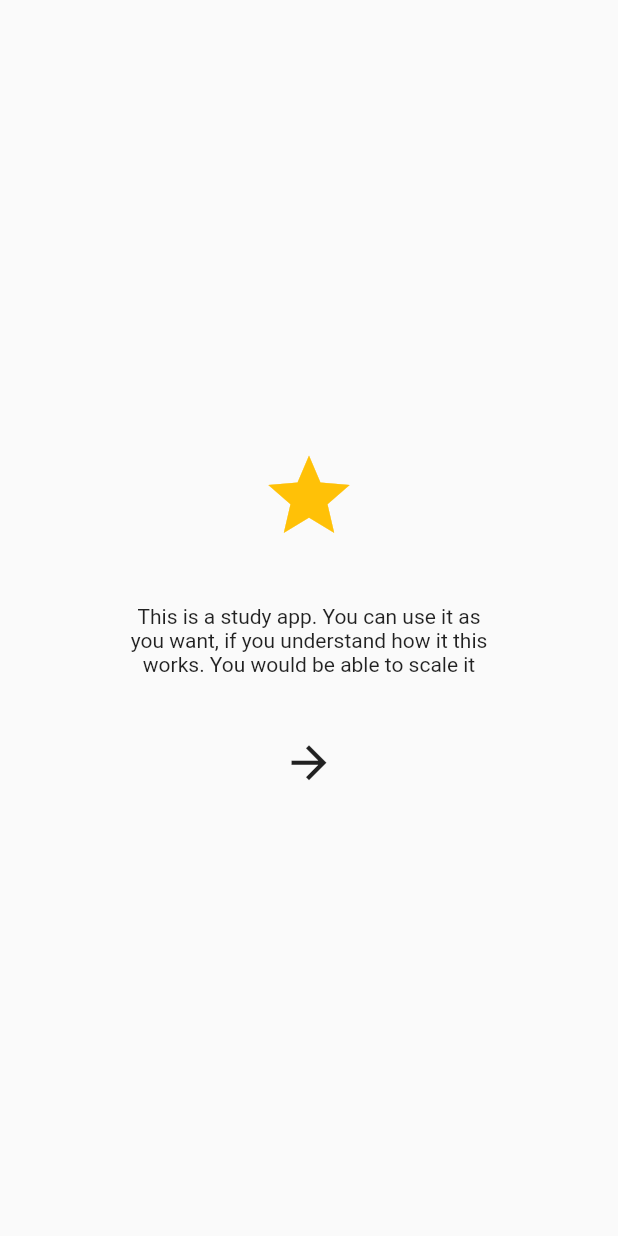
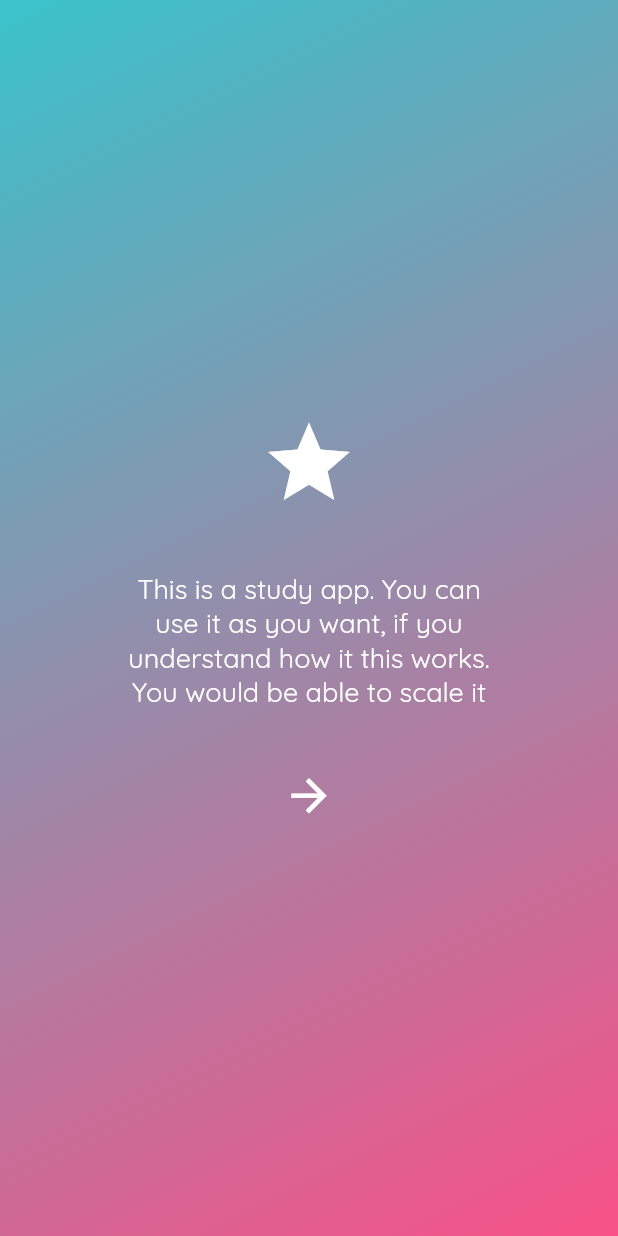
Before and after one commit to solivervmazo/flutter_study_app, a Flutter app: the screen it shows after launch, on a phone screen of 412 x 824 dp. Run offline on Flutter 3.47's test engine with Material 2 defaults, Android fonts, the phone set to English and light mode, and no system bars; our stand-ins replace cloud_firestore, firebase_core, firebase_storage, get, google_fonts; accounts and stored records are empty; generated files the repository leaves out were written again; project files that could hold a hidden picture were left out.

```diff
--- a/lib/bindings/initial_bindings.dart
+++ b/lib/bindings/initial_bindings.dart
@@ -1,9 +1,11 @@
 import 'package:flutter_study_app/controllers/auth_controller.dart';
+import 'package:flutter_study_app/controllers/theme_controller.dart';
 import 'package:get/get.dart';
 
 class InitialBindings implements Bindings {
   @override
   void dependencies() {
+    Get.put(ThemeController());
     Get.put(AuthController(), permanent: true);
   }
 }
--- /dev/null
+++ b/lib/config/themes/app_colors.dart
@@ -0,0 +1,30 @@
+import 'package:flutter/material.dart';
+import 'package:flutter_study_app/config/themes/app_light_theme.dart';
+import 'package:flutter_study_app/config/themes/app_dark_theme.dart';
+import 'package:flutter_study_app/config/themes/ui_parameters.dart';
+
+const Color onSurfaceTextColor = Colors.white;
+
+const mainGradientLight = LinearGradient(
+  begin: Alignment.topLeft,
+  end: Alignment.bottomRight,
+  colors: [
+    primaryLightColorLight,
+    primaryColorLight,
+  ],
+);
+
+const mainGradientDark = LinearGradient(
+  begin: Alignment.topLeft,
+  end: Alignment.bottomRight,
+  colors: [
+    primaryDarkColorDark,
+    primaryColorDark,
+  ],
+);
+
+LinearGradient mainGradient(BuildContext context) {
+  return UiParameters.isDarkMode(context)
+      ? mainGradientDark
+      : mainGradientLight;
+}
--- /dev/null
+++ b/lib/config/themes/app_dark_theme.dart
@@ -0,0 +1,20 @@
+import 'package:flutter/material.dart';
+import 'package:flutter_study_app/config/themes/sub_theme_data_mixin.dart';
+
+const Color primaryDarkColorDark = Color(0xFF2e3c62);
+const Color primaryColorDark = Color(0xFF99ace1);
+
+const Color primaryTextColor = Color.fromARGB(255, 40, 40, 40);
+
+class AppDarkTheme with SubThemeDataMixin {
+  ThemeData buildDarkTheme() {
+    final ThemeData themeData = ThemeData.dark();
+    return themeData.copyWith(
+      iconTheme: getIconTheme(),
+      textTheme: getTextTheme().apply(
+        bodyColor: primaryTextColor,
+        displayColor: primaryTextColor,
+      ),
+    );
+  }
+}
--- /dev/null
+++ b/lib/config/themes/app_light_theme.dart
@@ -0,0 +1,20 @@
+import 'package:flutter/animation.dart';
+import 'package:flutter/material.dart';
+import 'package:flutter_study_app/config/themes/sub_theme_data_mixin.dart';
+
+const Color primaryLightColorLight = Color(0xFF3ac3cb);
+const Color primaryColorLight = Color(0xFFF85187);
+const Color primaryTextColor = Color.fromARGB(255, 40, 40, 40);
+
+class AppLightTheme with SubThemeDataMixin {
+  ThemeData buildLightTheme() {
+    final ThemeData themeData = ThemeData.light();
+    return themeData.copyWith(
+      iconTheme: getIconTheme(),
+      textTheme: getTextTheme().apply(
+        bodyColor: primaryTextColor,
+        displayColor: primaryTextColor,
+      ),
+    );
+  }
+}
--- /dev/null
+++ b/lib/controllers/theme_controller.dart
@@ -0,0 +1,23 @@
+import 'package:flutter/material.dart';
+import 'package:flutter_study_app/config/themes/app_dark_theme.dart';
+import 'package:flutter_study_app/config/themes/app_light_theme.dart';
+import 'package:get/get.dart';
+
+class ThemeController extends GetxController {
+  late ThemeData _darkTheme;
+  late ThemeData _lightTheme;
+
+  @override
+  void onInit() {
+    initializeThemeData();
+    super.onInit();
+  }
+
+  initializeThemeData() {
+    _darkTheme = AppDarkTheme().buildDarkTheme();
+    _lightTheme = AppLightTheme().buildLightTheme();
+  }
+
+  ThemeData get darkTheme => _darkTheme;
+  ThemeData get lightTheme => _lightTheme;
+}
--- a/lib/main.dart
+++ b/lib/main.dart
@@ -1,10 +1,16 @@
+import 'package:firebase_core/firebase_core.dart';
 import 'package:flutter/material.dart';
 import 'package:flutter_study_app/bindings/initial_bindings.dart';
+import 'package:flutter_study_app/controllers/theme_controller.dart';
+import 'package:flutter_study_app/firebase_options.dart';
 import 'package:flutter_study_app/routes/app_routes.dart';
-import 'package:get/get_navigation/get_navigation.dart';
+import 'package:get/get.dart';
 
 void main() async {
   WidgetsFlutterBinding.ensureInitialized();
+  await Firebase.initializeApp(
+    options: DefaultFirebaseOptions.currentPlatform,
+  );
   InitialBindings().dependencies();
   runApp(
     MyApp(),
@@ -17,6 +23,7 @@ class MyApp extends StatelessWidget {
   @override
   Widget build(BuildContext context) {
     return GetMaterialApp(
+      theme: Get.find<ThemeController>().lightTheme,
       getPages: AppRoutes.routes(),
     );
   }
--- a/lib/routes/app_routes.dart
+++ b/lib/routes/app_routes.dart
@@ -1,5 +1,8 @@
+import 'package:flutter_study_app/controllers/question_paper/question_paper_controller.dart';
+import 'package:flutter_study_app/screens/home/home_screen.dart';
 import 'package:flutter_study_app/screens/introduction/introduction_screen.dart';
 import 'package:flutter_study_app/screens/splash/splash_screen.dart';
+import 'package:flutter_study_app/services/firebase_storage_service.dart';
 import 'package:get/get.dart';
 
 class AppRoutes {
@@ -12,5 +15,15 @@ class AppRoutes {
           name: "/introduction",
           page: () => const IntroductionScreen(),
         ),
+        GetPage(
+          name: "/home",
+          page: () => const HomeScreen(),
+          binding: BindingsBuilder(
+            () {
+              Get.put(FirebaseStorageService());
+              Get.put(QuestionPaperController());
+            },
+          ),
+        ),
       ];
 }
--- a/lib/screens/introduction/introduction_screen.dart
+++ b/lib/screens/introduction/introduction_screen.dart
@@ -1,4 +1,6 @@
 import 'package:flutter/material.dart';
+import 'package:flutter_study_app/config/themes/app_colors.dart';
+import 'package:flutter_study_app/screens/home/home_screen.dart';
 import 'package:flutter_study_app/widgets/app_cricle_button_widget.dart';
 import 'package:get/get.dart';
 
@@ -9,6 +11,11 @@ class IntroductionScreen extends StatelessWidget {
   Widget build(BuildContext context) {
     return Scaffold(
       body: Container(
+        decoration: BoxDecoration(
+          gradient: mainGradient(
+            context,
+          ),
+        ),
         alignment: Alignment.center,
         child: Padding(
           padding: EdgeInsets.symmetric(
@@ -16,24 +23,28 @@ class IntroductionScreen extends StatelessWidget {
           ),
           child: Column(
             mainAxisAlignment: MainAxisAlignment.center,
-            children: const [
-              Icon(
+            children: [
+              const Icon(
                 Icons.star,
                 size: 65.0,
-                color: Colors.amber,
               ),
-              SizedBox(
+              const SizedBox(
                 height: 40,
               ),
-              Text(
+              const Text(
                 "This is a study app. You can use it as you want, if you understand how it this works. You would be able to scale it",
                 textAlign: TextAlign.center,
+                style: TextStyle(
+                  fontSize: 18,
+                  color: onSurfaceTextColor,
+                ),
               ),
-              SizedBox(
+              const SizedBox(
                 height: 40,
               ),
               AppCricleButtonWidget(
-                child: Icon(
+                onTap: () => Get.toNamed("/home"),
+                child: const Icon(
                   Icons.arrow_forward,
                   size: 35.0,
                 ),
--- a/lib/screens/splash/splash_screen.dart
+++ b/lib/screens/splash/splash_screen.dart
@@ -1,4 +1,5 @@
 import 'package:flutter/material.dart';
+import 'package:flutter_study_app/config/themes/app_colors.dart';
 
 class SplashScreen extends StatelessWidget {
   const SplashScreen({super.key});
@@ -7,6 +8,11 @@ class SplashScreen extends StatelessWidget {
   Widget build(BuildContext context) {
     return Scaffold(
       body: Container(
+        decoration: BoxDecoration(
+          gradient: mainGradient(
+            context,
+          ),
+        ),
         alignment: Alignment.center,
         child: Image.asset(
           "assets/images/app_splash_logo.png",
--- a/lib/widgets/app_cricle_button_widget.dart
+++ b/lib/widgets/app_cricle_button_widget.dart
@@ -16,9 +16,12 @@ class AppCricleButtonWidget extends StatelessWidget {
   @override
   Widget build(BuildContext context) {
     return Material(
+      type: MaterialType.transparency,
+      clipBehavior: Clip.hardEdge,
       shape: const CircleBorder(),
+      color: color,
       child: InkWell(
-        onTap: () => onTap,
+        onTap: onTap,
         child: child,
       ),
     );
--- a/pubspec.yaml
+++ b/pubspec.yaml
@@ -39,6 +39,8 @@ dependencies:
   firebase_core: ^2.3.0
   get: ^4.6.5
   cloud_firestore: ^4.1.0
+  google_fonts: ^3.0.1
+  firebase_storage: ^11.0.6
 
 dev_dependencies:
   flutter_test:
```
Also changed, not shown: lib/config/themes/sub_theme_data_mixin.dart (added, +25 -0 lines), lib/config/themes/ui_parameters.dart (added, +7 -0 lines), lib/controllers/question_paper/question_paper_controller.dart (added, +30 -0 lines), lib/screens/home/home_screen.dart (added, +40 -0 lines), lib/services/firebase_storage_service.dart (added, +22 -0 lines), lib/test_file.dart (added), pubspec.lock, 1 other file.
